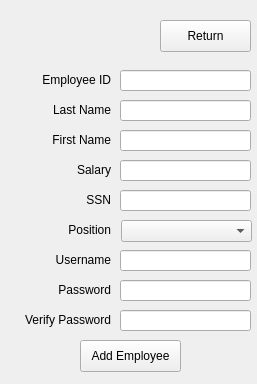
Qt form EDI/controltab_newemployee.ui (katietrom11392/EDI) before a commit.
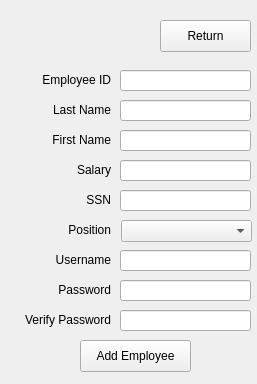
The same form after that commit.

Diff of the .ui file:
```diff
--- a/EDI/controltab_newemployee.ui
+++ b/EDI/controltab_newemployee.ui
@@ -289,7 +289,7 @@
     <rect>
      <x>80</x>
      <y>340</y>
-     <width>101</width>
+     <width>111</width>
      <height>32</height>
     </rect>
    </property>
```
